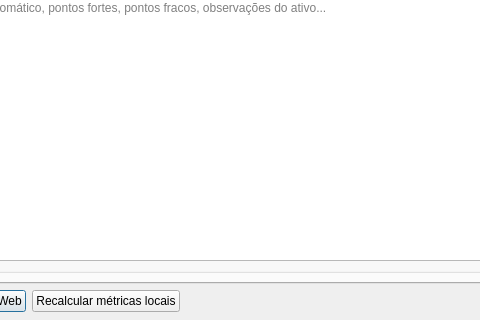
jeronimopenha/MarginMiner, file src/ui/frmFiiDetail.ui: the form before one commit; both pictures show x 101 to 581 and y 440 to 760 of the 1180 by 760 pixel window.
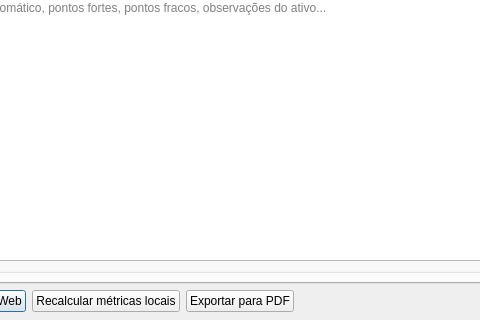
The form after the commit.

What changed in the file:
```diff
--- a/src/ui/frmFiiDetail.ui
+++ b/src/ui/frmFiiDetail.ui
@@ -943,6 +943,13 @@
        </property>
       </widget>
      </item>
+     <item>
+      <widget class="QPushButton" name="btnExportarPdf">
+       <property name="text">
+        <string>Exportar para PDF</string>
+       </property>
+      </widget>
+     </item>
      <item>
       <spacer name="horizontalSpacerBottom">
        <property name="orientation">
```
